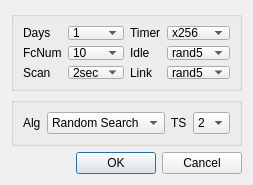
Above: ItshfSim/link/linkdlg.ui from lzhengp1986/AutoTechSim before the change. Below: the same form after it.
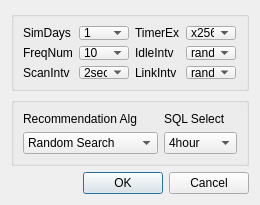
That is the form after the change.

The edit to the form file:
```diff
--- a/ItshfSim/link/linkdlg.ui
+++ b/ItshfSim/link/linkdlg.ui
@@ -6,20 +6,20 @@
    <rect>
     <x>0</x>
     <y>0</y>
-    <width>253</width>
-    <height>185</height>
+    <width>260</width>
+    <height>205</height>
    </rect>
   </property>
   <property name="minimumSize">
    <size>
-    <width>253</width>
-    <height>185</height>
+    <width>260</width>
+    <height>205</height>
    </size>
   </property>
   <property name="maximumSize">
    <size>
-    <width>253</width>
-    <height>185</height>
+    <width>264</width>
+    <height>205</height>
    </size>
   </property>
   <property name="windowTitle">
@@ -45,7 +45,7 @@
       <item row="0" column="0">
        <widget class="QLabel" name="daysLabel">
         <property name="text">
-         <string>Days</string>
+         <string>SimDays</string>
         </property>
        </widget>
       </item>
@@ -81,7 +81,7 @@
       <item row="0" column="2">
        <widget class="QLabel" name="speedLabel">
         <property name="text">
-         <string>Timer</string>
+         <string>TimerEx</string>
         </property>
        </widget>
       </item>
@@ -122,7 +122,7 @@
       <item row="1" column="0">
        <widget class="QLabel" name="reqFcLabel">
         <property name="text">
-         <string>FcNum</string>
+         <string>FreqNum</string>
         </property>
        </widget>
       </item>
@@ -143,7 +143,7 @@
       <item row="1" column="2">
        <widget class="QLabel" name="idleLabel">
         <property name="text">
-         <string>Idle</string>
+         <string>IdleIntv</string>
         </property>
        </widget>
       </item>
@@ -209,7 +209,7 @@
       <item row="2" column="0">
        <widget class="QLabel" name="scanLabel">
         <property name="text">
-         <string>Scan</string>
+         <string>ScanIntv</string>
         </property>
        </widget>
       </item>
@@ -230,7 +230,7 @@
       <item row="2" column="2">
        <widget class="QLabel" name="linkLabel">
         <property name="text">
-         <string>Link</string>
+         <string>LinkIntv</string>
         </property>
        </widget>
       </item>
@@ -295,11 +295,18 @@
       <item row="0" column="0">
        <widget class="QLabel" name="algLabel">
         <property name="text">
-         <string>Alg</string>
+         <string>Recommendation Alg</string>
         </property>
        </widget>
       </item>
-      <item row="0" column="1">
+      <item row="0" column="2">
+       <widget class="QLabel" name="sqlLabel">
+        <property name="text">
+         <string>SQL Select</string>
+        </property>
+       </widget>
+      </item>
+      <item row="1" column="0">
        <widget class="QComboBox" name="alg">
         <item>
          <property name="text">
@@ -323,18 +330,11 @@
         </item>
        </widget>
       </item>
-      <item row="0" column="2">
-       <widget class="QLabel" name="algLabel_2">
-        <property name="text">
-         <string>TS</string>
-        </property>
-       </widget>
-      </item>
-      <item row="0" column="3">
-       <widget class="QComboBox" name="simDay_2">
+      <item row="1" column="2">
+       <widget class="QComboBox" name="sqlInterval">
         <item>
          <property name="text">
-          <string>2</string>
+          <string>4hour</string>
          </property>
         </item>
         <item>
```
Left out of the diff: 34 changed lines with no effect on the pictures.
